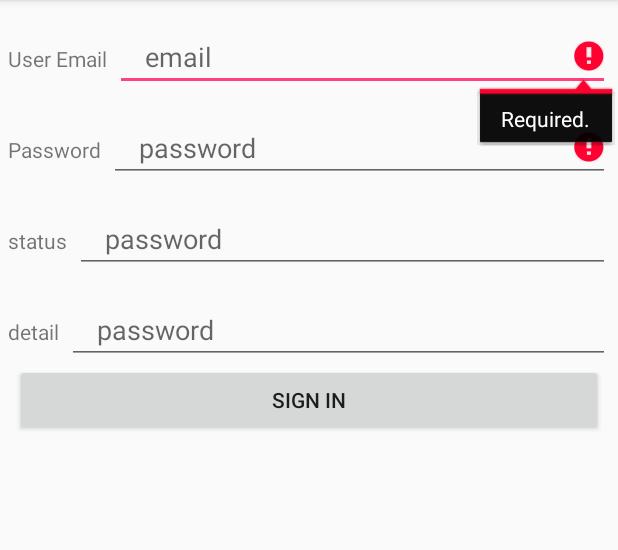
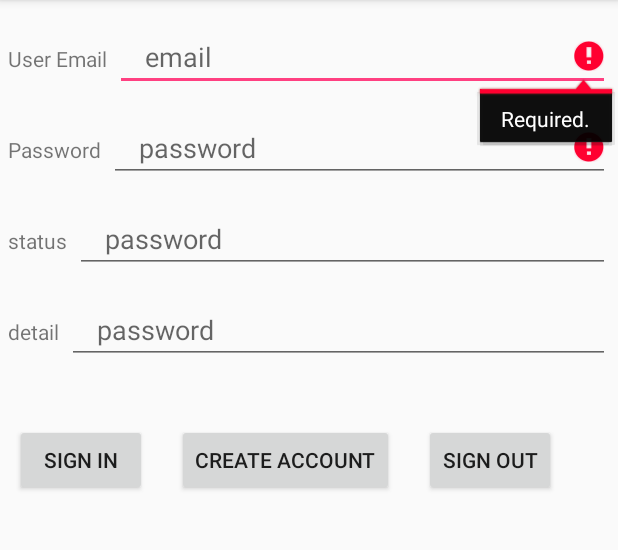
Before and after one commit to JililiDD/YouTubeNoteTaker, an Android app: the screen it shows after launch (GoogleLoginActivity), after a tap on "SIGN IN", on a phone screen of 412 x 824 dp, the part 84-634 px from its top. Run offline under Robolectric (Android 15) with nearby library versions, the phone set to English and light mode, and no system bars; our stand-ins replace Firebase (no records; nobody signed in at launch, a user with empty details on screens opened directly).

Commit message:
use firebase email login-create account

```diff
--- a/app/src/main/java/com/example/dingdang/youtubenotetaker/GoogleLoginActivity.java
+++ b/app/src/main/java/com/example/dingdang/youtubenotetaker/GoogleLoginActivity.java
@@ -23,7 +23,7 @@ public class GoogleLoginActivity extends AppCompatActivity implements View.OnCli
     private FirebaseAuth signInAuth;
     private EditText userEmailSignIn, thePassword,detail,status;
     private TextView messageSign;
-    private Button signInBtn,verifyemail,signout,createaccount;
+    private Button signInBtn,signout,createaccount;
     private ImageView userImage;
     private FirebaseAuth mAuth;
     private static final String TAG = "EmailPassword";
@@ -44,7 +44,6 @@ public class GoogleLoginActivity extends AppCompatActivity implements View.OnCli
 
 
         signInBtn = findViewById(R.id.signInBtn);
-        verifyemail = findViewById(R.id.verifyemail);
         signout = findViewById(R.id.signout);
         createaccount = findViewById(R.id.createaccount);
 
@@ -53,7 +52,6 @@ public class GoogleLoginActivity extends AppCompatActivity implements View.OnCli
         messageSign = findViewById(R.id.messageSign);
 
         signInBtn.setOnClickListener(this);
-        verifyemail.setOnClickListener(this);
         signout.setOnClickListener(this);
         createaccount.setOnClickListener(this);
 
@@ -80,13 +78,11 @@ public class GoogleLoginActivity extends AppCompatActivity implements View.OnCli
     public void onClick(View v) {
         int i = v.getId();
         if (i == R.id.createaccount) {
-            //createAccount(mEmailField.getText().toString(), mPasswordField.getText().toString());
+            createAccount(userEmailSignIn.getText().toString(), thePassword.getText().toString());
         } else if (i == R.id.signInBtn) {
             signIn(userEmailSignIn.getText().toString(), thePassword.getText().toString());
         } else if (i == R.id.signout) {
            // signOut();
-        } else if (i == R.id.verifyemail) {
-          //  sendEmailVerification();
         }
 
     }
@@ -154,6 +150,38 @@ public class GoogleLoginActivity extends AppCompatActivity implements View.OnCli
         return valid;
     }
 
+    private void createAccount(String email, String password) {
+        Log.d(TAG, "createAccount:" + email);
+        if (!validateForm()) {
+            return;
+        }
+
+        // [START create_user_with_email]
+        mAuth.createUserWithEmailAndPassword(email, password)
+                .addOnCompleteListener(this, new OnCompleteListener<AuthResult>() {
+                    @Override
+                    public void onComplete(@NonNull Task<AuthResult> task) {
+                        if (task.isSuccessful()) {
+                            // Sign in success, update UI with the signed-in user's information
+                            Log.d(TAG, "createUserWithEmail:success");
+                            FirebaseUser user = mAuth.getCurrentUser();
+                           // updateUI(user);
+                        } else {
+                            // If sign in fails, display a message to the user.
+                            Log.w(TAG, "createUserWithEmail:failure", task.getException());
+                            Toast.makeText(GoogleLoginActivity.this, "Authentication failed.",
+                                    Toast.LENGTH_SHORT).show();
+                           // updateUI(null);
+                        }
+
+                        // [START_EXCLUDE]
+                        // [END_EXCLUDE]
+                    }
+                });
+        // [END create_user_with_email]
+    }
+
+
 
 
 
--- a/app/src/main/res/layout/activity_google_login.xml
+++ b/app/src/main/res/layout/activity_google_login.xml
@@ -110,9 +110,8 @@
 
         <Button
             android:id="@+id/signInBtn"
-            android:layout_width="match_parent"
+            android:layout_width="wrap_content"
             android:layout_height="wrap_content"
-            android:layout_gravity="center_horizontal"
             android:layout_marginLeft="10dp"
             android:layout_marginRight="10dp"
             android:layout_marginTop="40dp"
@@ -120,9 +119,8 @@
 
         <Button
             android:id="@+id/createaccount"
-            android:layout_width="match_parent"
+            android:layout_width="wrap_content"
             android:layout_height="wrap_content"
-            android:layout_gravity="center_horizontal"
             android:layout_marginLeft="10dp"
             android:layout_marginRight="10dp"
             android:layout_marginTop="40dp"
@@ -131,24 +129,13 @@
 
         <Button
             android:id="@+id/signout"
-            android:layout_width="match_parent"
+            android:layout_width="wrap_content"
             android:layout_height="wrap_content"
-            android:layout_gravity="center_horizontal"
             android:layout_marginLeft="10dp"
             android:layout_marginRight="10dp"
             android:layout_marginTop="40dp"
             android:text="Sign Out" />
 
-
-        <Button
-            android:id="@+id/verifyemail"
-            android:layout_width="match_parent"
-            android:layout_height="wrap_content"
-            android:layout_gravity="center_horizontal"
-            android:layout_marginLeft="10dp"
-            android:layout_marginRight="10dp"
-            android:layout_marginTop="40dp"
-            android:text="Verigy Email" />
 
 
 
```
